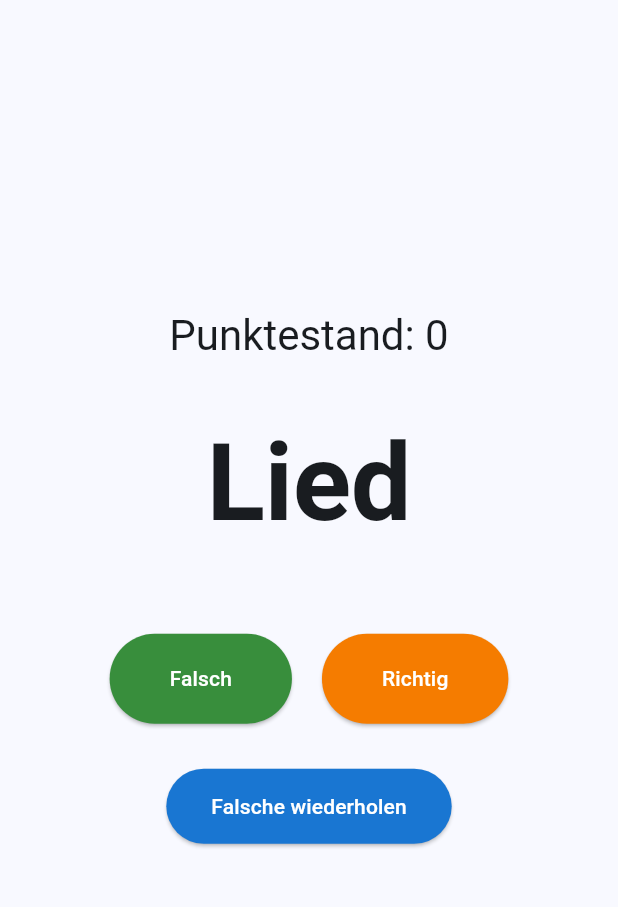
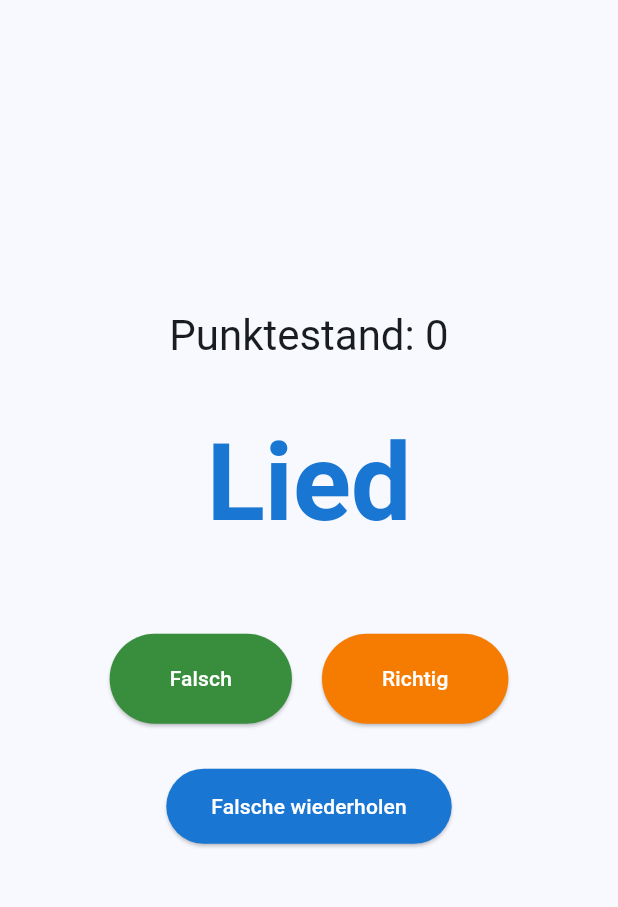
Before and after one commit to ichthyscode/read_kids, a Flutter app: the screen it shows after launch, after a tap on "Falsch", on a phone screen of 412 x 824 dp, the part 84-991 px from its top. Run offline on Flutter 3.47's test engine with Material 3 defaults, Android fonts, the phone set to English and light mode, and no system bars; our stand-ins replace flutter_animate.

Commit message:
syllable logic added and repeat wrong words at the end was fixed

```diff
--- a/lib/main.dart
+++ b/lib/main.dart
@@ -16,9 +16,9 @@ class MyApp extends StatelessWidget {
         primarySwatch: Colors.blue,
         colorScheme: ColorScheme.fromSeed(
           seedColor: Colors.blue,
-          primary: Colors.blue[700]!, // Darker Blue for contrast
-          secondary: Colors.green[700]!, // Darker Green
-          tertiary: Colors.orange[700]!, // Darker Orange
+          primary: Colors.blue[700]!,
+          secondary: Colors.green[700]!,
+          tertiary: Colors.orange[700]!,
         ),
       ),
       home: const ReadingGamePage(),
@@ -42,6 +42,8 @@ class ReadingGamePage extends StatefulWidget {
 
 class ReadingGamePageState extends State<ReadingGamePage> {
   List<Flashcard> flashcards = [];
+  List<Flashcard> correctFlashcards = [];
+  List<Flashcard> incorrectFlashcards = [];
   int score = 0;
   String? lastPoints;
 
@@ -58,7 +60,72 @@ class ReadingGamePageState extends State<ReadingGamePage> {
       Flashcard("Haus"),
       Flashcard("Baum"),
       Flashcard("Schule"),
+      Flashcard("Kindergarten"),
     ];
+  }
+
+  List<int> findSyllablePositions(String word) {
+    List<int> positions = [];
+    String vowels = 'aeiouäöü';
+    String connections = 'sch,ch,ph,ck,pf,br,pl,tr,st,gr';
+    int length = word.length;
+
+    if (length > 2) {
+      bool canSplit = false;
+
+      for (int i = 1; i < length - 1; i++) {
+        String z0 = word[i - 1];
+        if (!canSplit && vowels.contains(z0)) {
+          canSplit = true;
+        }
+
+        if (canSplit) {
+          String z = word[i];
+          String z1 = word[i + 1];
+          String v = z0 + z;
+
+          if (v == 'ch' && i > 1 && word[i - 2] == 's') {
+            v = 'sch';
+          }
+
+          if (vowels.contains(z1) && !vowels.contains(z)) {
+            if (connections.contains(v)) {
+              positions.add(i - v.length + 1);
+            } else {
+              positions.add(i);
+            }
+          }
+        }
+      }
+    }
+
+    return positions;
+  }
+
+  List<String> splitIntoSyllables(String word) {
+    List<int> positions = findSyllablePositions(word);
+    List<String> syllables = [];
+    int start = 0;
+
+    for (int pos in positions) {
+      syllables.add(word.substring(start, pos));
+      start = pos;
+    }
+    syllables.add(word.substring(start));
+
+    return syllables;
+  }
+
+  List<TextSpan> colorizeSyllables(String word, List<Color> colors) {
+    List<String> syllables = splitIntoSyllables(word);
+    List<TextSpan> spans = [];
+    for (int i = 0; i < syllables.length; i++) {
+      spans.add(TextSpan(
+        text: syllables[i],
+        style: TextStyle(color: colors[i % colors.length]),
+      ));
+    }
+    return spans;
   }
 
   void showPointAnimation(int points) {
@@ -71,8 +138,10 @@ class ReadingGamePageState extends State<ReadingGamePage> {
     if (flashcards.isNotEmpty) {
       setState(() {
         Flashcard card = flashcards.removeAt(0);
+        card.isCorrect = true;
         int points = card.text.length;
         score += points;
+        correctFlashcards.add(card);
         showPointAnimation(points);
       });
     }
@@ -81,8 +150,10 @@ class ReadingGamePageState extends State<ReadingGamePage> {
   void swipeLeft() {
     if (flashcards.isNotEmpty) {
       setState(() {
-        flashcards.removeAt(0);
+        Flashcard card = flashcards.removeAt(0);
+        card.isCorrect = false;
         score = score > 0 ? score - 1 : 0;
+        incorrectFlashcards.add(card);
         showPointAnimation(-1);
       });
     }
@@ -90,12 +161,21 @@ class ReadingGamePageState extends State<ReadingGamePage> {
 
   void repeatIncorrect() {
     setState(() {
-      // Add logic to repeat incorrect words if needed
+      if (incorrectFlashcards.isNotEmpty) {
+        flashcards.addAll(incorrectFlashcards);
+        incorrectFlashcards.clear();
+      }
     });
   }
 
   @override
   Widget build(BuildContext context) {
+    final colors = [
+      Theme.of(context).colorScheme.primary,
+      Theme.of(context).colorScheme.secondary,
+      Theme.of(context).colorScheme.tertiary
+    ];
+
     return Scaffold(
       appBar: AppBar(
         title: const Text('Lese-Übungs-App'),
@@ -111,9 +191,11 @@ class ReadingGamePageState extends State<ReadingGamePage> {
             ),
             const SizedBox(height: 40),
             if (flashcards.isNotEmpty)
-              Text(
-                flashcards[0].text,
-                style: Theme.of(context).textTheme.displayLarge?.copyWith(fontSize: 72, fontWeight: FontWeight.bold),
+              RichText(
+                text: TextSpan(
+                  style: Theme.of(context).textTheme.displayLarge?.copyWith(fontSize: 72, fontWeight: FontWeight.bold),
+                  children: colorizeSyllables(flashcards[0].text, colors),
+                ),
               )
             else
               const Text(
@@ -122,7 +204,7 @@ class ReadingGamePageState extends State<ReadingGamePage> {
               ),
             const SizedBox(height: 60),
             Row(
-              mainAxisAlignment: MainAxisAlignment.center, // Center the buttons
+              mainAxisAlignment: MainAxisAlignment.center,
               children: [
                 ElevatedButton(
                   onPressed: swipeLeft,
@@ -132,10 +214,10 @@ class ReadingGamePageState extends State<ReadingGamePage> {
                   ),
                   child: const Text(
                     'Falsch',
-                    style: TextStyle(color: Colors.white), // Ensure text is visible
+                    style: TextStyle(color: Colors.white),
                   ),
                 ),
-                const SizedBox(width: 20), // Add space between buttons
+                const SizedBox(width: 20),
                 ElevatedButton(
                   onPressed: swipeRight,
                   style: ElevatedButton.styleFrom(
@@ -144,7 +226,7 @@ class ReadingGamePageState extends State<ReadingGamePage> {
                   ),
                   child: const Text(
                     'Richtig',
-                    style: TextStyle(color: Colors.white), // Ensure text is visible
+                    style: TextStyle(color: Colors.white),
                   ),
                 ),
               ],
@@ -158,7 +240,7 @@ class ReadingGamePageState extends State<ReadingGamePage> {
               ),
               child: const Text(
                 'Falsche wiederholen',
-                style: TextStyle(color: Colors.white), // Ensure text is visible
+                style: TextStyle(color: Colors.white),
               ),
             ),
             if (lastPoints != null)
```
